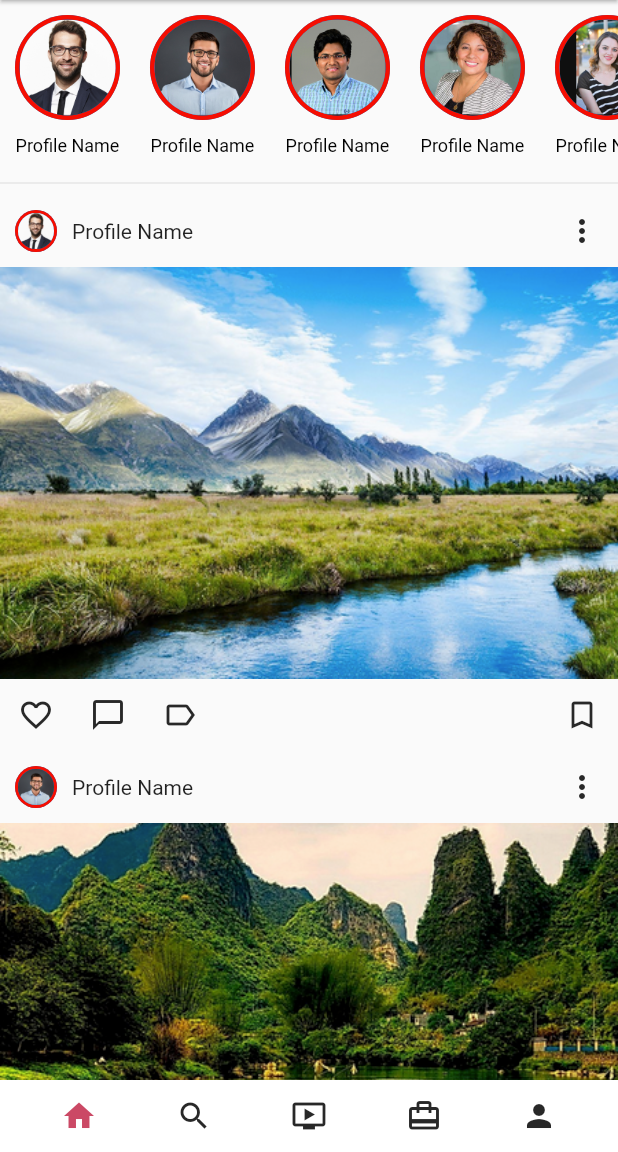
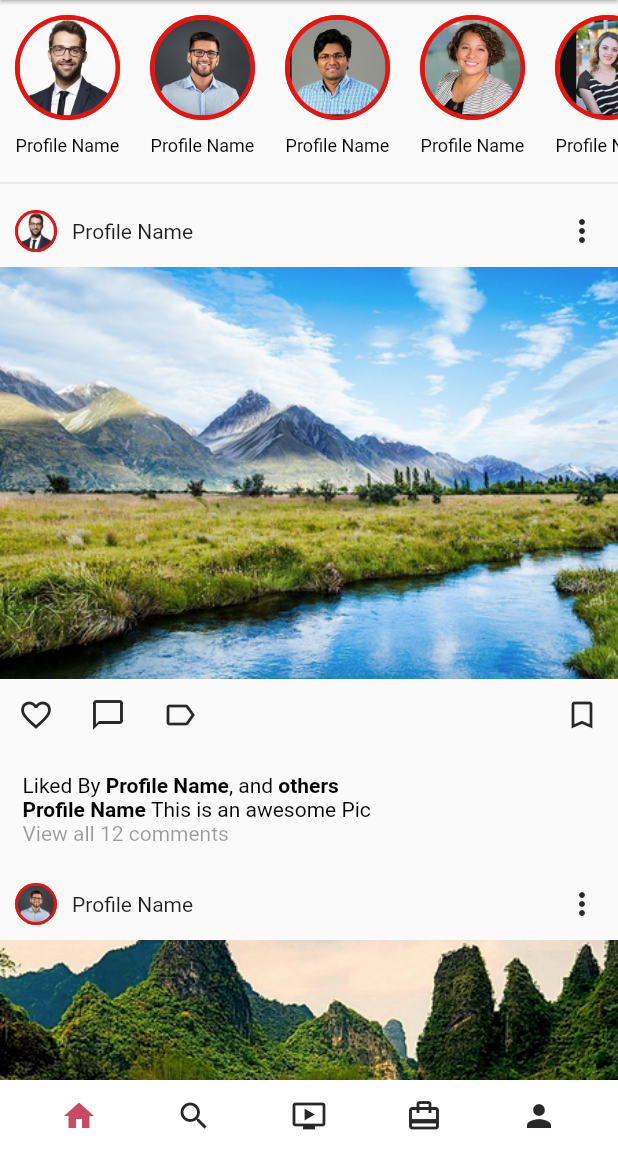
Before and after one commit to mumtazmuttahir/instagramclone, a Flutter app: the screen it shows after launch, on a phone screen of 412 x 824 dp, the part 84-1236 px from its top. Run offline on Flutter 3.47's test engine with Material 2 defaults, Android fonts, the phone set to English and light mode, and no system bars.

Commit message:
add the refrefresh indicator on the home screen

```diff
--- a/instaclone/lib/Views/home_page.dart
+++ b/instaclone/lib/Views/home_page.dart
@@ -26,6 +26,9 @@ class _HomePageState extends State<HomePage> {
     "images/posts/post7.png",
     "images/posts/post8.png",
   ];
+  Future<void> onRefresh () async {
+    await Future.delayed(Duration(seconds: 1));
+  }
 
   @override
   Widget build(BuildContext context) {
@@ -41,7 +44,9 @@ class _HomePageState extends State<HomePage> {
           IconButton(onPressed: () {}, icon: Icon(Icons.chat_bubble_outline)),
         ],
       ),
-      body: SingleChildScrollView(
+      body: RefreshIndicator(
+        onRefresh: onRefresh,
+        child: SingleChildScrollView(
           child: Column(
             children: [
               //Story
@@ -85,6 +90,7 @@ class _HomePageState extends State<HomePage> {
                 children: List.generate(
                   8,
                   (index) => Column(
+                    crossAxisAlignment: CrossAxisAlignment.start,
                     children: [
                       //Header Post
                       Row(
@@ -119,6 +125,61 @@ class _HomePageState extends State<HomePage> {
                           IconButton(onPressed: () {}, icon: Icon(Icons.bookmark_border)),
                         ],
                       ),
+                      Container(
+                        padding: EdgeInsets.all(15),
+                        child: Column (
+                          crossAxisAlignment: CrossAxisAlignment.start,
+                          children: [
+                            RichText(
+                              text: TextSpan(
+                                style: TextStyle(color: Colors.black),
+                                children: [
+                                  TextSpan(
+                                    text: "Liked By ",
+                                  ),
+                                  TextSpan(
+                                    text: "Profile Name",
+                                    style: TextStyle(
+                                      fontWeight: FontWeight.bold,
+                                    )
+                                  ),
+                                  TextSpan(
+                                      text: ", and ",
+                                  ),
+                                  TextSpan(
+                                      text: "others",
+                                      style: TextStyle(
+                                        fontWeight: FontWeight.bold,
+                                      )
+                                  ),
+                                ],
+                              ),
+                            ),
+                            RichText(
+                              text: TextSpan(
+                                style: TextStyle(color: Colors.black),
+                                children: [
+                                  TextSpan(
+                                    text: "Profile Name ",
+                                      style: TextStyle(
+                                        fontWeight: FontWeight.bold,
+                                      )
+                                  ),
+                                  TextSpan(
+                                    text: "This is an awesome Pic ",
+                                  ),
+                                ],
+                              ),
+                            ),
+                            Text(
+                              "View all 12 comments",
+                              style: TextStyle(
+                                color: Colors.black38,
+                              ),
+                            ),
+                          ],
+                        ),
+                      ),
                     ],
                   ),
                 ),
@@ -126,6 +187,7 @@ class _HomePageState extends State<HomePage> {
             ],
           ),
         ),
+      ),
     );
   }
 }
```
Lines whose indentation alone changed are shown as unchanged.
